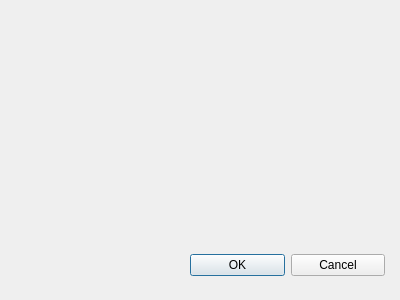
The window that Program/ProgramIO/formularzdodajprodukt.ui (ZUTIO/IO) describes before a commit, drawn with Qt 5.
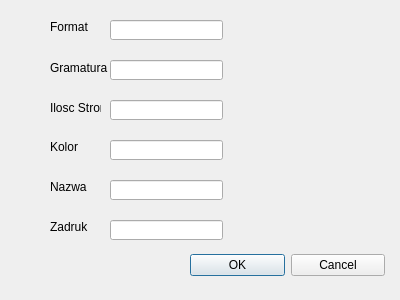
The same window after the commit.

```diff
--- a/Program/ProgramIO/formularzdodajprodukt.ui
+++ b/Program/ProgramIO/formularzdodajprodukt.ui
@@ -39,6 +39,222 @@
     </item>
    </layout>
   </widget>
+  <widget class="QLabel" name="labelNazwa">
+   <property name="geometry">
+    <rect>
+     <x>50</x>
+     <y>20</y>
+     <width>47</width>
+     <height>13</height>
+    </rect>
+   </property>
+   <property name="text">
+    <string>Format</string>
+   </property>
+  </widget>
+  <widget class="QLabel" name="labelFormat">
+   <property name="geometry">
+    <rect>
+     <x>50</x>
+     <y>60</y>
+     <width>61</width>
+     <height>16</height>
+    </rect>
+   </property>
+   <property name="text">
+    <string>Gramatura</string>
+   </property>
+  </widget>
+  <widget class="QLabel" name="labelZadruk">
+   <property name="geometry">
+    <rect>
+     <x>50</x>
+     <y>100</y>
+     <width>51</width>
+     <height>16</height>
+    </rect>
+   </property>
+   <property name="text">
+    <string>Ilosc Stron</string>
+   </property>
+  </widget>
+  <widget class="QLabel" name="labelKolor">
+   <property name="geometry">
+    <rect>
+     <x>50</x>
+     <y>140</y>
+     <width>47</width>
+     <height>13</height>
+    </rect>
+   </property>
+   <property name="text">
+    <string>Kolor</string>
+   </property>
+  </widget>
+  <widget class="QLabel" name="labelIloscStron">
+   <property name="geometry">
+    <rect>
+     <x>50</x>
+     <y>180</y>
+     <width>47</width>
+     <height>13</height>
+    </rect>
+   </property>
+   <property name="text">
+    <string>Nazwa</string>
+   </property>
+  </widget>
+  <widget class="QLabel" name="labelGramatura">
+   <property name="geometry">
+    <rect>
+     <x>50</x>
+     <y>220</y>
+     <width>47</width>
+     <height>13</height>
+    </rect>
+   </property>
+   <property name="text">
+    <string>Zadruk</string>
+   </property>
+  </widget>
+  <widget class="QLineEdit" name="lineFormat">
+   <property name="geometry">
+    <rect>
+     <x>110</x>
+     <y>20</y>
+     <width>113</width>
+     <height>20</height>
+    </rect>
+   </property>
+  </widget>
+  <widget class="QLineEdit" name="lineGramatura">
+   <property name="geometry">
+    <rect>
+     <x>110</x>
+     <y>60</y>
+     <width>113</width>
+     <height>20</height>
+    </rect>
+   </property>
+  </widget>
+  <widget class="QLineEdit" name="lineIloscStron">
+   <property name="geometry">
+    <rect>
+     <x>110</x>
+     <y>100</y>
+     <width>113</width>
+     <height>20</height>
+    </rect>
+   </property>
+  </widget>
+  <widget class="QLineEdit" name="lineKolor">
+   <property name="geometry">
+    <rect>
+     <x>110</x>
+     <y>140</y>
+     <width>113</width>
+     <height>20</height>
+    </rect>
+   </property>
+  </widget>
+  <widget class="QLineEdit" name="lineNazwa">
+   <property name="geometry">
+    <rect>
+     <x>110</x>
+     <y>180</y>
+     <width>113</width>
+     <height>20</height>
+    </rect>
+   </property>
+  </widget>
+  <widget class="QLineEdit" name="lineZadruk">
+   <property name="geometry">
+    <rect>
+     <x>110</x>
+     <y>220</y>
+     <width>113</width>
+     <height>20</height>
+    </rect>
+   </property>
+  </widget>
+  <widget class="QLabel" name="labelFormatWymagane">
+   <property name="geometry">
+    <rect>
+     <x>250</x>
+     <y>20</y>
+     <width>111</width>
+     <height>21</height>
+    </rect>
+   </property>
+   <property name="text">
+    <string/>
+   </property>
+  </widget>
+  <widget class="QLabel" name="labelGramaturaWymagane">
+   <property name="geometry">
+    <rect>
+     <x>250</x>
+     <y>60</y>
+     <width>111</width>
+     <height>21</height>
+    </rect>
+   </property>
+   <property name="text">
+    <string/>
+   </property>
+  </widget>
+  <widget class="QLabel" name="labelIloscStronWymagane">
+   <property name="geometry">
+    <rect>
+     <x>240</x>
+     <y>100</y>
+     <width>111</width>
+     <height>21</height>
+    </rect>
+   </property>
+   <property name="text">
+    <string/>
+   </property>
+  </widget>
+  <widget class="QLabel" name="labelKolorWymagane">
+   <property name="geometry">
+    <rect>
+     <x>246</x>
+     <y>140</y>
+     <width>111</width>
+     <height>20</height>
+    </rect>
+   </property>
+   <property name="text">
+    <string/>
+   </property>
+  </widget>
+  <widget class="QLabel" name="labelNazwaWymagane">
+   <property name="geometry">
+    <rect>
+     <x>246</x>
+     <y>180</y>
+     <width>111</width>
+     <height>20</height>
+    </rect>
+   </property>
+   <property name="text">
+    <string/>
+   </property>
+  </widget>
+  <widget class="QLabel" name="labelZadrukWymagane">
+   <property name="geometry">
+    <rect>
+     <x>246</x>
+     <y>220</y>
+     <width>121</width>
+     <height>20</height>
+    </rect>
+   </property>
+   <property name="text">
+    <string/>
+   </property>
+  </widget>
  </widget>
  <resources/>
  <connections/>
```
